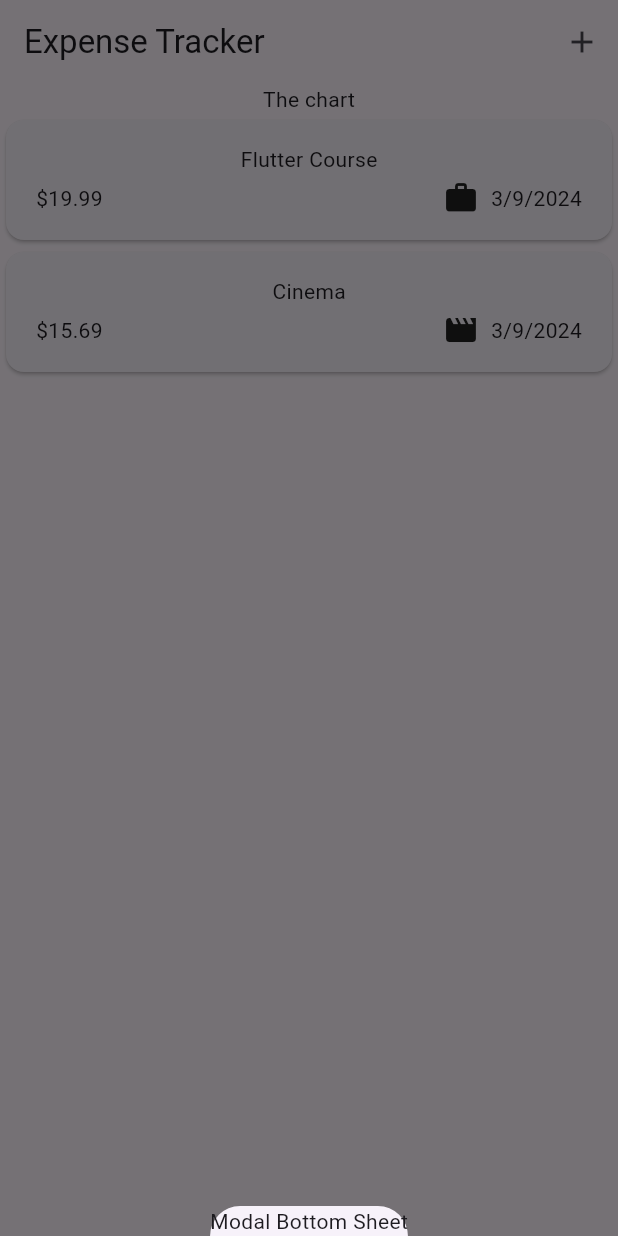
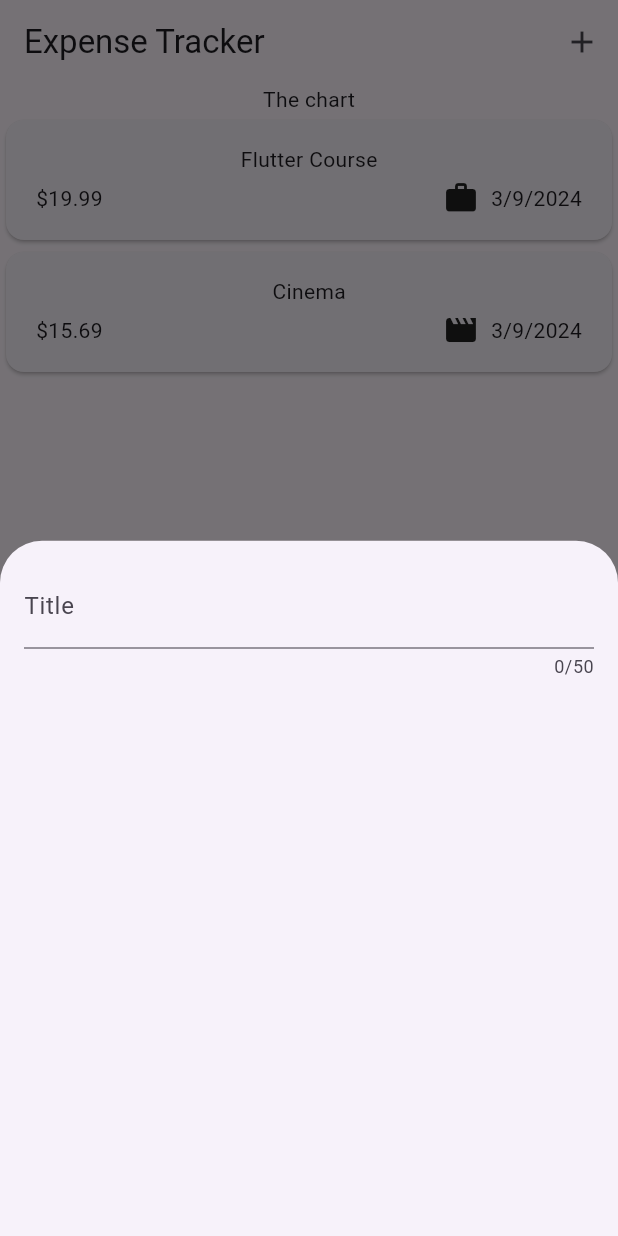
Before and after one commit to mohdshahzil/expense_tracker_app, a Flutter app: the screen it shows after launch, after a tap on the "add" icon, on a phone screen of 412 x 824 dp. Run offline on Flutter 3.47's test engine with Material 3 defaults, Android fonts, the phone set to English and light mode, and no system bars.

Commit message:
TextField added

```diff
--- a/lib/widgets/expenses.dart
+++ b/lib/widgets/expenses.dart
@@ -1,5 +1,6 @@
 import 'package:expense_tracker_app/widgets/expenses_list/expenses_list.dart';
 import 'package:expense_tracker_app/models/expense.dart';
+import 'package:expense_tracker_app/widgets/new_expense.dart';
 import 'package:flutter/material.dart';
 
 class Expenses extends StatefulWidget {
@@ -26,7 +27,7 @@ class _ExpensesState extends State<Expenses> {
   void _openAddExpenseOverlay() {
     showModalBottomSheet(
       context: context,
-      builder: (ctx) => const Text('Modal Bottom Sheet'),
+      builder: (ctx) => const NewExpense(),
     );
   }
 
--- /dev/null
+++ b/lib/widgets/new_expense.dart
@@ -0,0 +1,27 @@
+import 'package:flutter/material.dart';
+
+class NewExpense extends StatefulWidget {
+  const NewExpense({super.key});
+
+  @override
+  State<NewExpense> createState() => _NewExpenseState();
+}
+
+class _NewExpenseState extends State<NewExpense> {
+  @override
+  Widget build(BuildContext context) {
+    return Padding(
+      padding: const EdgeInsets.all(16),
+      child: ListView(
+        children:const [
+          TextField(
+            maxLength: 50,
+            decoration: InputDecoration(
+              label: Text('Title'),
+            ),
+          ),
+        ],
+      ),
+    );
+  }
+}
```
